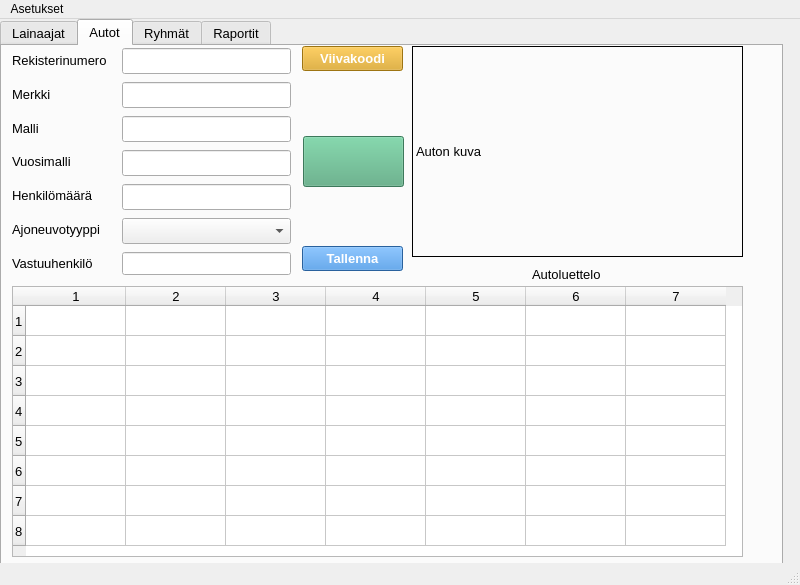
Qt form administrative.ui (TiViOpetus/Autolainaus) before a commit.
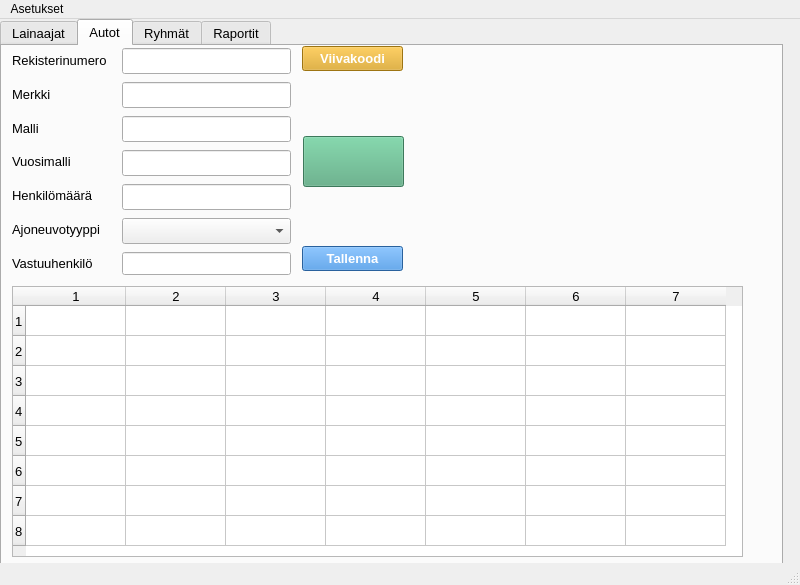
The same form after that commit. Icons and pictures are not drawn.

Commit message: Lisätty auton kuvan päivitys

```diff
--- a/administrative.ui
+++ b/administrative.ui
@@ -515,19 +515,6 @@
       <column/>
       <column/>
      </widget>
-     <widget class="QLabel" name="vehicleListLabel">
-      <property name="geometry">
-       <rect>
-        <x>530</x>
-        <y>220</y>
-        <width>101</width>
-        <height>16</height>
-       </rect>
-      </property>
-      <property name="text">
-       <string>Autoluettelo</string>
-      </property>
-     </widget>
      <widget class="QPushButton" name="openPicturePushButton">
       <property name="geometry">
        <rect>
@@ -556,17 +543,23 @@
      <widget class="QLabel" name="vehiclePictureLabel">
       <property name="geometry">
        <rect>
-        <x>410</x>
-        <y>0</y>
-        <width>331</width>
+        <x>440</x>
+        <y>10</y>
+        <width>281</width>
         <height>211</height>
        </rect>
       </property>
       <property name="frameShape">
-       <enum>QFrame::Shape::Box</enum>
+       <enum>QFrame::Shape::NoFrame</enum>
       </property>
       <property name="text">
-       <string>Auton kuva</string>
+       <string/>
+      </property>
+      <property name="pixmap">
+       <pixmap>uiPictures/noPicture.png</pixmap>
+      </property>
+      <property name="scaledContents">
+       <bool>true</bool>
       </property>
      </widget>
     </widget>
```
The commit also changes 2 other files.
